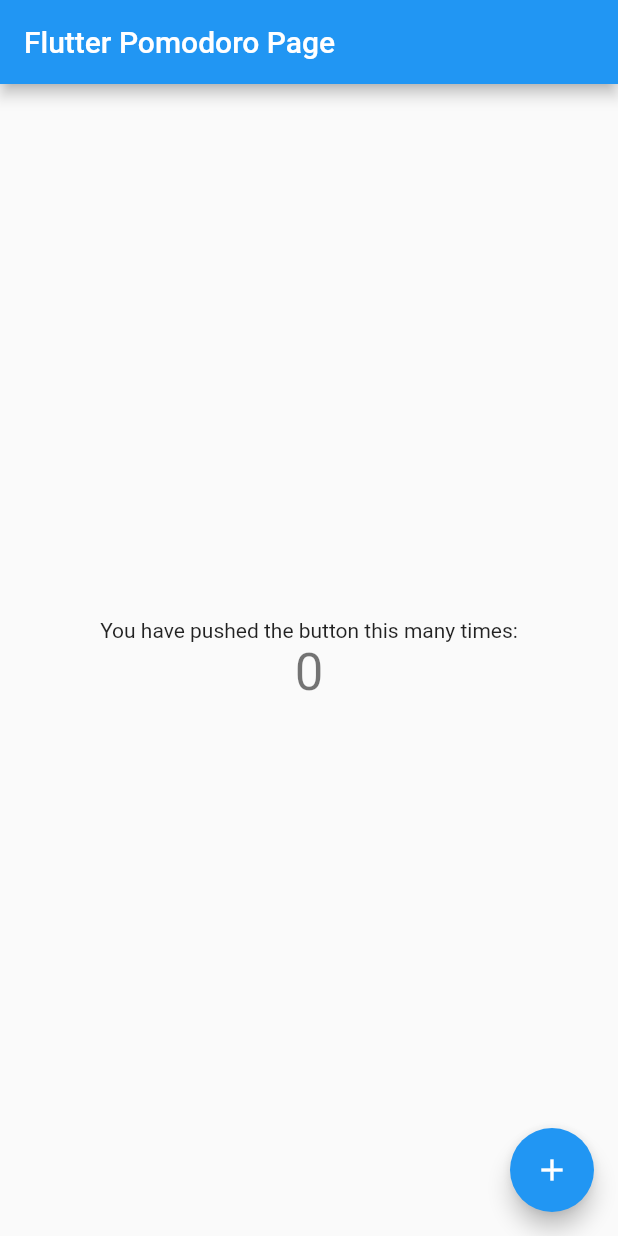
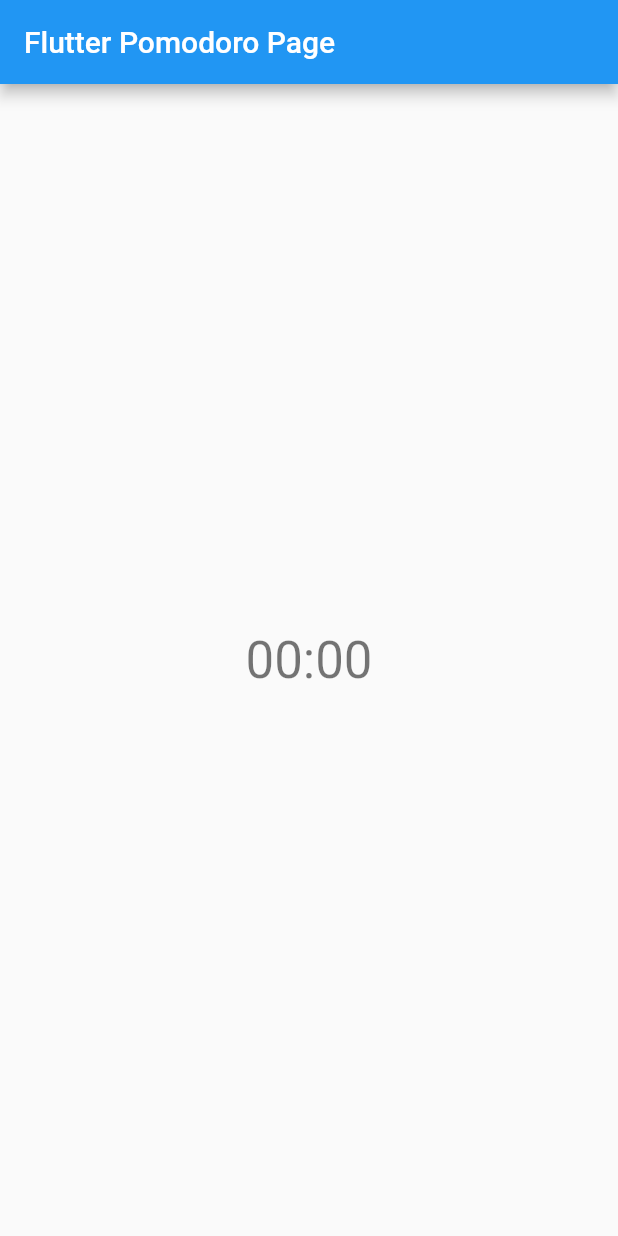
Before and after one commit to reiya0104/flutter_pomodoro, a Flutter app: the screen it shows after launch, on a phone screen of 412 x 824 dp. Run offline on Flutter 3.47's test engine with Material 2 defaults, Android fonts, the phone set to English and light mode, and no system bars.

Commit message:
feat: 文字盤の作成
常に 00:00 が出力されるようにしました

```diff
--- a/lib/main.dart
+++ b/lib/main.dart
@@ -13,15 +13,6 @@ class MyApp extends StatelessWidget {
     return MaterialApp(
       title: 'Flutter Pomodoro',
       theme: ThemeData(
-        // This is the theme of your application.
-        //
-        // Try running your application with "flutter run". You'll see the
-        // application has a blue toolbar. Then, without quitting the app, try
-        // changing the primarySwatch below to Colors.green and then invoke
-        // "hot reload" (press "r" in the console where you ran "flutter run",
-        // or simply save your changes to "hot reload" in a Flutter IDE).
-        // Notice that the counter didn't reset back to zero; the application
-        // is not restarted.
         primarySwatch: Colors.blue,
       ),
       home: const MyHomePage(title: 'Flutter Pomodoro Page'),
@@ -32,15 +23,6 @@ class MyApp extends StatelessWidget {
 class MyHomePage extends StatefulWidget {
   const MyHomePage({super.key, required this.title});
 
-  // This widget is the home page of your application. It is stateful, meaning
-  // that it has a State object (defined below) that contains fields that affect
-  // how it looks.
-
-  // This class is the configuration for the state. It holds the values (in this
-  // case the title) provided by the parent (in this case the App widget) and
-  // used by the build method of the State. Fields in a Widget subclass are
-  // always marked "final".
-
   final String title;
 
   @override
@@ -48,68 +30,23 @@ class MyHomePage extends StatefulWidget {
 }
 
 class _MyHomePageState extends State<MyHomePage> {
-  int _counter = 0;
-
-  void _incrementCounter() {
-    setState(() {
-      // This call to setState tells the Flutter framework that something has
-      // changed in this State, which causes it to rerun the build method below
-      // so that the display can reflect the updated values. If we changed
-      // _counter without calling setState(), then the build method would not be
-      // called again, and so nothing would appear to happen.
-      _counter++;
-    });
-  }
-
   @override
   Widget build(BuildContext context) {
-    // This method is rerun every time setState is called, for instance as done
-    // by the _incrementCounter method above.
-    //
-    // The Flutter framework has been optimized to make rerunning build methods
-    // fast, so that you can just rebuild anything that needs updating rather
-    // than having to individually change instances of widgets.
     return Scaffold(
       appBar: AppBar(
-        // Here we take the value from the MyHomePage object that was created by
-        // the App.build method, and use it to set our appbar title.
         title: Text(widget.title),
       ),
       body: Center(
-        // Center is a layout widget. It takes a single child and positions it
-        // in the middle of the parent.
         child: Column(
-          // Column is also a layout widget. It takes a list of children and
-          // arranges them vertically. By default, it sizes itself to fit its
-          // children horizontally, and tries to be as tall as its parent.
-          //
-          // Invoke "debug painting" (press "p" in the console, choose the
-          // "Toggle Debug Paint" action from the Flutter Inspector in Android
-          // Studio, or the "Toggle Debug Paint" command in Visual Studio Code)
-          // to see the wireframe for each widget.
-          //
-          // Column has various properties to control how it sizes itself and
-          // how it positions its children. Here we use mainAxisAlignment to
-          // center the children vertically; the main axis here is the vertical
-          // axis because Columns are vertical (the cross axis would be
-          // horizontal).
           mainAxisAlignment: MainAxisAlignment.center,
           children: <Widget>[
-            const Text(
-              'You have pushed the button this many times:',
-            ),
             Text(
-              '$_counter',
+              '00:00',
               style: Theme.of(context).textTheme.headlineMedium,
             ),
           ],
         ),
       ),
-      floatingActionButton: FloatingActionButton(
-        onPressed: _incrementCounter,
-        tooltip: 'Increment',
-        child: const Icon(Icons.add),
-      ), // This trailing comma makes auto-formatting nicer for build methods.
     );
   }
 }
```
